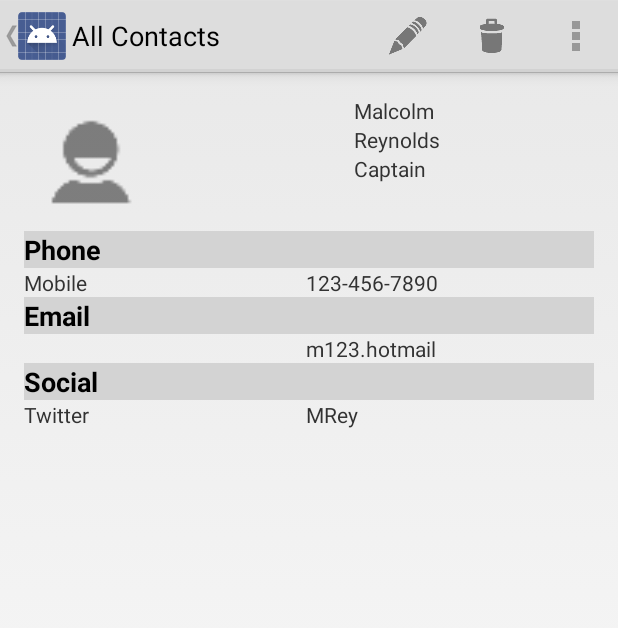
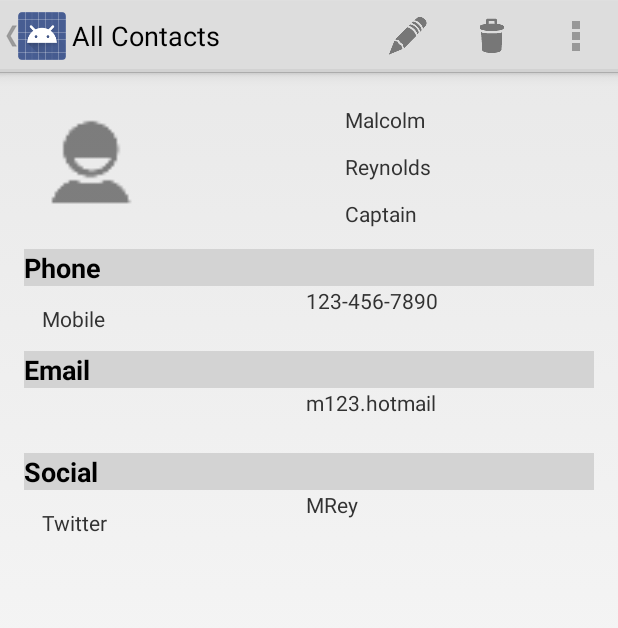
Before and after one commit to ggalasso/ContactViewer_HW2_BPC, an Android app: the screen it shows after launch (ContactDetails), after a tap on an icon or button, on a phone screen of 412 x 824 dp. Shown: the top 628 px of the screen. Run offline under Robolectric (Android 15) with nearby library versions, the phone set to English and light mode, and no system bars.

Commit message:
Edit Activity-Save

```diff
--- a/app/src/main/java/com/example/ggalasso/contactviewer_hw2_bpc/ContactDetails.java
+++ b/app/src/main/java/com/example/ggalasso/contactviewer_hw2_bpc/ContactDetails.java
@@ -26,30 +26,15 @@ public class ContactDetails extends Activity {
         if (!(extrasBundle == null) && !(extrasBundle.isEmpty())) {
             int id = extrasBundle.getInt("id");
             contactId = id;
-            ContactManager cm = ContactManager.getInstance(this);
-            Contact contact = cm.getContactById(id);
-
-            ((TextView) findViewById(R.id.contact_details_first_name_field)).setText(contact.getFirstName());
-            ((TextView) findViewById(R.id.contact_details_last_name_field)).setText(contact.getLastName());
-            ((TextView) findViewById(R.id.contact_details_title_field)).setText(contact.getContactTitle());
-            ((TextView) findViewById(R.id.contact_details_phone_field)).setText(contact.getPhoneType());
-            ((TextView) findViewById(R.id.contact_details_phone_field2)).setText(contact.getPhoneNumber());
-            ((TextView) findViewById(R.id.contact_details_email_field)).setText(contact.getEmailType());
-            ((TextView) findViewById(R.id.contact_details_email_field2)).setText(contact.getEmailAdd());
-            ((TextView) findViewById(R.id.contact_details_social_field)).setText(contact.getSocialType());
-            ((TextView) findViewById(R.id.contact_details_social_field2)).setText(contact.getSocial());
-
-            Log.i("ContactDetails", "ID: " + id +
-                    " First Name: " + contact.getFirstName() +
-                    " Last Name: " + contact.getLastName() +
-                    " Title: " + contact.getContactTitle() +
-                    " Phone: " + contact.getPhoneNumber());
-
-            //display the up/back icons on ActionBar
-            //getActionBar().setDisplayHomeAsUpEnabled(true);
-
+            loadContact();
 
         }
+    }
+
+    @Override
+    protected void onResume() {
+        super.onResume();
+        loadContact();
     }
 
     @Override
@@ -97,5 +82,26 @@ public class ContactDetails extends Activity {
         Log.i("ContactDetails.java", "DELETE TRY!!!!" + contactId + " deleted!\n");
         finish();
     }
+    private void loadContact(){
+        ContactManager cm = ContactManager.getInstance(this);
+        Contact contact = cm.getContactById(contactId);
+
+        ((TextView) findViewById(R.id.contact_details_first_name_field)).setText(contact.getFirstName());
+        ((TextView) findViewById(R.id.contact_details_last_name_field)).setText(contact.getLastName());
+        ((TextView) findViewById(R.id.contact_details_title_field)).setText(contact.getContactTitle());
+        ((TextView) findViewById(R.id.contact_details_phone_field)).setText(contact.getPhoneType());
+        ((TextView) findViewById(R.id.contact_details_phone_field2)).setText(contact.getPhoneNumber());
+        ((TextView) findViewById(R.id.contact_details_email_field)).setText(contact.getEmailType());
+        ((TextView) findViewById(R.id.contact_details_email_field2)).setText(contact.getEmailAdd());
+        ((TextView) findViewById(R.id.contact_details_social_field)).setText(contact.getSocialType());
+        ((TextView) findViewById(R.id.contact_details_social_field2)).setText(contact.getSocial());
+
+        Log.i("ContactDetails", "ID: " + contactId +
+                " First Name: " + contact.getFirstName() +
+                " Last Name: " + contact.getLastName() +
+                " Title: " + contact.getContactTitle() +
+                " Phone: " + contact.getPhoneNumber());
+
+    }
 
 }
--- a/app/src/main/java/com/example/ggalasso/contactviewer_hw2_bpc/EditContact.java
+++ b/app/src/main/java/com/example/ggalasso/contactviewer_hw2_bpc/EditContact.java
@@ -80,7 +80,7 @@ public class EditContact extends Activity {
                 String textSocialType = editSocialType.getText().toString();
                 String textSocial = editSocial.getText().toString();
 
-                Log.i("EditContact.java", "Saving Contact... ID: " + "" +
+                Log.i("EditContact.java", "Saving Contact... ID: " + contactId +
                         " First Name: " + textFirstName +
                         " Last Name: " + textLastName +
                         " Title: " + textTitle +
@@ -88,7 +88,15 @@ public class EditContact extends Activity {
                         " Email:" + textEmailType + "-" + textEmailAddress +
                         "Social:" + textSocialType + "-" + textSocial);
 
-                //Toast.makeText(this,"Contact saved",Toast.LENGTH_SHORT).show();
+                    ContactManager cm = ContactManager.getInstance(v.getContext());
+                    cm.deleteContactById(contactId);
+
+                    Contact c = new Contact(textFirstName,textLastName,textTitle,textPhoneType,textPhoneNumber, textEmailType, textEmailAddress,textSocialType,textSocial,contactId);
+                    cm.addContact(c);
+
+                    Toast.makeText(v.getContext(),"Contact saved",Toast.LENGTH_SHORT).show();
+
+                    finish();
 
             }
         });
@@ -97,7 +105,7 @@ public class EditContact extends Activity {
             @Override
             public void onClick(View v) {
 
-        finish();
+                finish();
 
                 loadContact();
 
--- a/app/src/main/res/layout/activity_contact_details.xml
+++ b/app/src/main/res/layout/activity_contact_details.xml
@@ -21,7 +21,8 @@
         android:ems="10"
         android:id="@+id/contact_details_first_name_field"
         android:layout_alignParentTop="true"
-        android:layout_alignParentEnd="true" />
+        android:layout_alignParentEnd="true"
+        android:layout_margin="6dp"/>
 
     <TextView
         android:layout_width="wrap_content"
@@ -29,7 +30,8 @@
         android:ems="10"
         android:id="@+id/contact_details_last_name_field"
         android:layout_below="@id/contact_details_first_name_field"
-        android:layout_alignParentEnd="true" />
+        android:layout_alignParentEnd="true"
+        android:layout_margin="6dp"/>
 
     <TextView
         android:layout_width="wrap_content"
@@ -38,7 +40,8 @@
         android:id="@+id/contact_details_title_field"
         android:layout_below="@id/contact_details_last_name_field"
         android:layout_alignEnd="@id/contact_details_last_name_field"
-        android:layout_alignParentEnd="true" />
+        android:layout_alignParentEnd="true"
+        android:layout_margin="6dp"/>
 
     <TextView
         android:layout_width="match_parent"
@@ -49,20 +52,24 @@
         android:textAppearance="?android:attr/textAppearanceMedium"
         android:id="@+id/contact_details_phone_label"
         android:layout_below="@+id/contact_person"
-        android:layout_alignParentStart="true" />
+        android:layout_alignParentStart="true"
+        android:layout_marginTop="12dp"/>
 
     <TextView
         android:layout_width="wrap_content"
         android:layout_height="wrap_content"
         android:ems="5"
+        android:inputType="text"
         android:id="@+id/contact_details_phone_field"
         android:layout_below="@id/contact_details_phone_label"
-        android:layout_alignParentStart="true" />
+        android:layout_alignParentStart="true"
+        android:layout_margin="12dp"/>
 
     <TextView
         android:layout_width="wrap_content"
         android:layout_height="wrap_content"
         android:ems="10"
+        android:inputType="phone"
         android:id="@+id/contact_details_phone_field2"
         android:layout_below="@id/contact_details_phone_label"
         android:layout_alignParentEnd="true"
@@ -85,7 +92,8 @@
         android:ems="5"
         android:id="@+id/contact_details_email_field"
         android:layout_below="@id/contact_details_email_label"
-        android:layout_alignParentStart="true" />
+        android:layout_alignParentStart="true"
+        android:layout_margin="12dp"/>
 
     <TextView
         android:layout_width="wrap_content"
@@ -113,7 +121,8 @@
         android:ems="5"
         android:id="@+id/contact_details_social_field"
         android:layout_below="@id/contact_details_social_label"
-        android:layout_alignParentStart="true" />
+        android:layout_alignParentStart="true"
+        android:layout_margin="12dp"/>
 
     <TextView
         android:layout_width="wrap_content"
```
